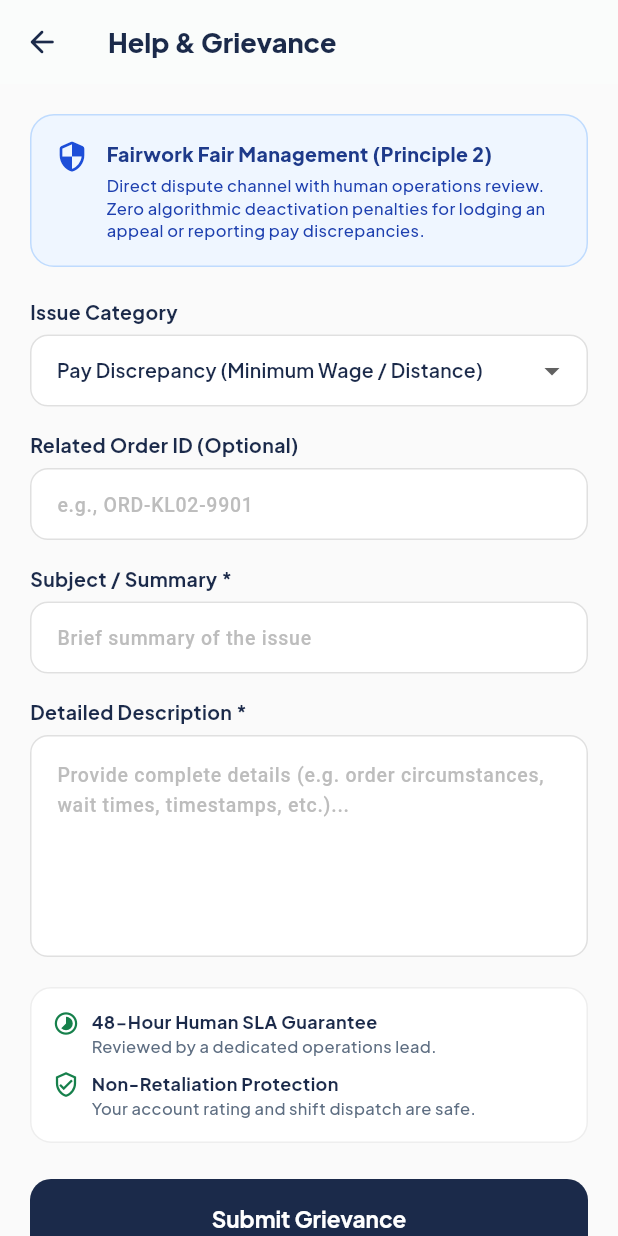
After one commit to rai04han/FairDrop, a Flutter app: the GrievanceScreen screen opened by its route, on a phone screen of 412 x 824 dp. The commit adds this screen. Run offline on Flutter 3.47's test engine with Material 3 defaults, Android fonts, the phone set to English and light mode, and no system bars; our stand-ins replace fl_chart, flutter_map, flutter_secure_storage, google_fonts, latlong2, shared_preferences; accounts and stored records are empty.

Commit message:
feat(T24): implement Grievance & Dispute Resolution Form (Screen 24, FR-50)

```diff
--- a/core-service/package.json
+++ b/core-service/package.json
@@ -5,7 +5,7 @@
   "main": "src/server.js",
   "scripts": {
     "start": "node src/server.js",
-    "test": "node --test --test-concurrency=1 tests/auth.test.js tests/orders.test.js tests/zones.test.js tests/riders.test.js tests/restaurants.test.js",
+    "test": "node --test --test-concurrency=1 tests/auth.test.js tests/orders.test.js tests/zones.test.js tests/riders.test.js tests/restaurants.test.js tests/grievances.test.js",
     "seed": "node ../scripts/seed.js"
   },
   "keywords": [],
--- a/fairdrop_app/lib/main.dart
+++ b/fairdrop_app/lib/main.dart
@@ -52,6 +52,7 @@ import 'screens/restaurant/menu_management_screen.dart'; // Screen 17 (FR-62, FR
 import 'screens/restaurant/add_edit_menu_item_screen.dart'; // Screen 18 (FR-63)
 import 'screens/restaurant/restaurant_orders_screen.dart'; // Screen 19 (FR-65, FR-66, FR-69)
 import 'screens/customer/customer_order_history_screen.dart'; // Screen 22 (FR-61)
+import 'screens/grievance_screen.dart'; // Screen 24 (FR-50)
 import 'services/core_api_service.dart';
 
 // ============================================================================
@@ -125,6 +126,7 @@ class FairDropApp extends StatelessWidget {
         '/restaurant/menu/add':          (context) => const AddEditMenuItemScreen(),
         '/restaurant/orders':            (context) => const RestaurantOrdersScreen(),
         '/rider-signup':                 (context) => const RiderSignupScreen(),
+        '/grievance':                    (context) => const GrievanceScreen(),
       },
     );
   }
--- /dev/null
+++ b/fairdrop_app/lib/screens/grievance_screen.dart
@@ -0,0 +1,542 @@
+// ============================================================================
+// FairDrop — Grievance & Dispute Resolution Screen (Screen 24, FR-50)
+// ============================================================================
+// PRD Feature: FR-50 (Grievance / Feedback form posting to core-service)
+// Fairwork Principles: Fair Management P2 (Worker Voice & Appeal Mechanism)
+// ============================================================================
+
+import 'package:flutter/material.dart';
+import 'package:google_fonts/google_fonts.dart';
+import '../config/theme.dart';
+import '../services/core_api_service.dart';
+
+class GrievanceScreen extends StatefulWidget {
+  final Future<Map<String, dynamic>> Function({
+    required String category,
+    String? orderId,
+    required String subject,
+    required String description,
+  })? onSubmitGrievance;
+  final String? initialCategory;
+  final String? initialOrderId;
+  final String? initialSubject;
+  final String? initialDescription;
+
+  const GrievanceScreen({
+    super.key,
+    this.onSubmitGrievance,
+    this.initialCategory,
+    this.initialOrderId,
+    this.initialSubject,
+    this.initialDescription,
+  });
+
+  @override
+  State<GrievanceScreen> createState() => _GrievanceScreenState();
+}
+
+class _GrievanceScreenState extends State<GrievanceScreen> {
+  final _formKey = GlobalKey<FormState>();
+  late String _selectedCategory;
+  late final TextEditingController _orderIdController;
+  late final TextEditingController _subjectController;
+  late final TextEditingController _descriptionController;
+
+  bool _isSubmitting = false;
+  String? _errorMessage;
+
+  static const List<String> categories = [
+    'Pay Discrepancy (Minimum Wage / Distance)',
+    'Wait Time Compensation',
+    'Out-of-Zone / GPS Routing',
+    'Safety & Equipment Concern',
+    'App Bug / Technical Issue',
+    'General Feedback',
+  ];
+
+  @override
+  void initState() {
+    super.initState();
+    _selectedCategory = widget.initialCategory ?? categories.first;
+    _orderIdController = TextEditingController(text: widget.initialOrderId ?? '');
+    _subjectController = TextEditingController(text: widget.initialSubject ?? '');
+    _descriptionController = TextEditingController(text: widget.initialDescription ?? '');
+  }
+
+  @override
+  void dispose() {
+    _orderIdController.dispose();
+    _subjectController.dispose();
+    _descriptionController.dispose();
+    super.dispose();
+  }
+
+  Future<void> _submitForm() async {
+    if (!_formKey.currentState!.validate()) return;
+
+    setState(() {
+      _isSubmitting = true;
+      _errorMessage = null;
+    });
+
+    try {
+      final category = _selectedCategory;
+      final orderId = _orderIdController.text.trim();
+      final subject = _subjectController.text.trim();
+      final description = _descriptionController.text.trim();
+
+      Map<String, dynamic> result;
+      if (widget.onSubmitGrievance != null) {
+        result = await widget.onSubmitGrievance!(
+          category: category,
+          orderId: orderId.isNotEmpty ? orderId : null,
+          subject: subject,
+          description: description,
+        );
+      } else {
+        result = await CoreApiService.submitGrievance(
+          category: category,
+          orderId: orderId.isNotEmpty ? orderId : null,
+          subject: subject,
+          description: description,
+        );
+      }
+
+      if (mounted) {
+        setState(() {
+          _isSubmitting = false;
+        });
+
+        final caseId = result['case_id'] ??
+            result['grievance']?['case_id'] ??
+            'GRV-${DateTime.now().millisecondsSinceEpoch.toString().substring(7)}';
+
+        _showSuccessDialog(caseId);
+      }
+    } catch (e) {
+      if (mounted) {
+        setState(() {
+          _isSubmitting = false;
+          _errorMessage = e.toString().replaceFirst('Exception: ', '');
+        });
+      }
+    }
+  }
+
+  void _showSuccessDialog(String caseId) {
+    showDialog(
+      context: context,
+      barrierDismissible: false,
+      builder: (ctx) => AlertDialog(
+        shape: RoundedRectangleBorder(borderRadius: BorderRadius.circular(20)),
+        title: Row(
+          children: [
+            const Icon(Icons.check_circle_rounded, color: FairDropColors.brandGreen, size: 28),
+            const SizedBox(width: 10),
+            Text(
+              'Grievance Lodged',
+              style: GoogleFonts.plusJakartaSans(
+                fontWeight: FontWeight.w800,
+                color: FairDropColors.brandNavy,
+              ),
+            ),
+          ],
+        ),
+        content: Column(
+          mainAxisSize: MainAxisSize.min,
+          crossAxisAlignment: CrossAxisAlignment.start,
+          children: [
+            Text(
+              'Your grievance has been safely logged with human operations review.',
+              style: GoogleFonts.plusJakartaSans(fontSize: 13, color: Colors.grey.shade700),
+            ),
+            const SizedBox(height: 14),
+            Container(
+              padding: const EdgeInsets.symmetric(horizontal: 14, vertical: 10),
+              decoration: BoxDecoration(
+                color: FairDropColors.mintBg,
+                borderRadius: BorderRadius.circular(10),
+                border: Border.all(color: FairDropColors.brandGreen.withValues(alpha: 0.3)),
+              ),
+              child: Row(
+                children: [
+                  const Icon(Icons.confirmation_number_outlined, size: 20, color: FairDropColors.brandGreen),
+                  const SizedBox(width: 8),
+                  Column(
+                    crossAxisAlignment: CrossAxisAlignment.start,
+                    children: [
+                      const Text(
+                        'CASE REFERENCE ID',
+                        style: TextStyle(fontSize: 10, fontWeight: FontWeight.w800, color: FairDropColors.brandGreen),
+                      ),
+                      Text(
+                        caseId,
+                        style: GoogleFonts.plusJakartaSans(
+                          fontSize: 15,
+                          fontWeight: FontWeight.w900,
+                          color: FairDropColors.brandNavy,
+                        ),
+                      ),
+                    ],
+                  ),
+                ],
+              ),
+            ),
+            const SizedBox(height: 12),
+            Text(
+              'Resolution SLA: Within 48 hours. You will receive an SMS and email notification.',
+              style: TextStyle(fontSize: 11, color: Colors.grey.shade600),
+            ),
+          ],
+        ),
+        actions: [
+          FilledButton(
+            key: const Key('grievance_done_button'),
+            onPressed: () {
+              Navigator.pop(ctx);
+              Navigator.pop(context);
+            },
+            style: FilledButton.styleFrom(
+              backgroundColor: FairDropColors.brandGreen,
+              shape: const StadiumBorder(),
+            ),
+            child: const Text('Return to Profile'),
+          ),
+        ],
+      ),
+    );
+  }
+
+  @override
+  Widget build(BuildContext context) {
+    return Scaffold(
+      backgroundColor: Colors.grey.shade50,
+      appBar: AppBar(
+        backgroundColor: Colors.white,
+        elevation: 0.5,
+        leading: IconButton(
+          icon: const Icon(Icons.arrow_back_rounded, color: FairDropColors.brandNavy),
+          onPressed: () => Navigator.pop(context),
+        ),
+        title: Text(
+          'Help & Grievance',
+          style: GoogleFonts.plusJakartaSans(
+            fontSize: 18,
+            fontWeight: FontWeight.w800,
+            color: FairDropColors.brandNavy,
+          ),
+        ),
+      ),
+      body: SafeArea(
+        child: SingleChildScrollView(
+          padding: const EdgeInsets.all(20),
+          child: Form(
+            key: _formKey,
+            child: Column(
+              crossAxisAlignment: CrossAxisAlignment.stretch,
+              children: [
+                // ── Fairwork Principle 2 Banner ──────────────────────────────
+                Container(
+                  padding: const EdgeInsets.all(16),
+                  decoration: BoxDecoration(
+                    color: const Color(0xFFEFF6FF),
+                    borderRadius: BorderRadius.circular(16),
+                    border: Border.all(color: const Color(0xFFBFDBFE)),
+                  ),
+                  child: Row(
+                    crossAxisAlignment: CrossAxisAlignment.start,
+                    children: [
+                      const Icon(Icons.security_rounded, color: Color(0xFF1D4ED8), size: 22),
+                      const SizedBox(width: 12),
+                      Expanded(
+                        child: Column(
+                          crossAxisAlignment: CrossAxisAlignment.start,
+                          children: [
+                            Text(
+                              'Fairwork Fair Management (Principle 2)',
+                              style: GoogleFonts.plusJakartaSans(
+                                fontSize: 13,
+                                fontWeight: FontWeight.w800,
+                                color: const Color(0xFF1E3A8A),
+                              ),
+                            ),
+                            const SizedBox(height: 4),
+                            Text(
+                              'Direct dispute channel with human operations review. Zero algorithmic deactivation penalties for lodging an appeal or reporting pay discrepancies.',
+                              style: GoogleFonts.plusJakartaSans(
+                                fontSize: 11,
+                                height: 1.4,
+                                color: const Color(0xFF1E40AF),
+                              ),
+                            ),
+                          ],
+                        ),
+                      ),
+                    ],
+                  ),
+                ),
+                const SizedBox(height: 20),
+
+                // ── Error Banner if any ──────────────────────────────────────
+                if (_errorMessage != null) ...[
+                  Container(
+                    padding: const EdgeInsets.all(12),
+                    decoration: BoxDecoration(
+                      color: Colors.red.shade50,
+                      borderRadius: BorderRadius.circular(10),
+                      border: Border.all(color: Colors.red.shade200),
+                    ),
+                    child: Row(
+                      children: [
+                        const Icon(Icons.error_outline, color: Colors.red, size: 20),
+                        const SizedBox(width: 8),
+                        Expanded(
+                          child: Text(
+                            _errorMessage!,
+                            style: const TextStyle(fontSize: 12, color: Colors.red),
+                          ),
+                        ),
+                      ],
+                    ),
+                  ),
+                  const SizedBox(height: 16),
+                ],
+
+                // ── Category Dropdown Field ──────────────────────────────────
+                Text(
+                  'Issue Category',
+                  style: GoogleFonts.plusJakartaSans(
+                    fontSize: 13,
+                    fontWeight: FontWeight.w700,
+                    color: FairDropColors.brandNavy,
+                  ),
+                ),
+                const SizedBox(height: 6),
+                DropdownButtonFormField<String>(
+                  key: const Key('grievance_category_dropdown'),
+                  initialValue: _selectedCategory,
+                  decoration: InputDecoration(
+                    contentPadding: const EdgeInsets.symmetric(horizontal: 14, vertical: 12),
+                    filled: true,
+                    fillColor: Colors.white,
+                    border: OutlineInputBorder(
+                      borderRadius: BorderRadius.circular(12),
+                      borderSide: BorderSide(color: Colors.grey.shade300),
+                    ),
+                    enabledBorder: OutlineInputBorder(
+                      borderRadius: BorderRadius.circular(12),
+                      borderSide: BorderSide(color: Colors.grey.shade300),
+                    ),
+                  ),
+                  items: categories.map((cat) {
+                    return DropdownMenuItem<String>(
+                      value: cat,
+                      child: Text(
+                        cat,
+                        style: GoogleFonts.plusJakartaSans(fontSize: 13),
+                        overflow: TextOverflow.ellipsis,
+                      ),
+                    );
+                  }).toList(),
+                  onChanged: (val) {
+                    if (val != null) {
+                      setState(() {
+                        _selectedCategory = val;
+                      });
+                    }
+                  },
+                ),
+                const SizedBox(height: 16),
+
+                // ── Optional Order ID ────────────────────────────────────────
+                Text(
+                  'Related Order ID (Optional)',
+                  style: GoogleFonts.plusJakartaSans(
+                    fontSize: 13,
+                    fontWeight: FontWeight.w700,
+                    color: FairDropColors.brandNavy,
+                  ),
+                ),
+                const SizedBox(height: 6),
+                TextFormField(
+                  key: const Key('grievance_order_id_field'),
+                  controller: _orderIdController,
+                  decoration: InputDecoration(
+                    hintText: 'e.g., ORD-KL02-9901',
+                    hintStyle: TextStyle(color: Colors.grey.shade400, fontSize: 13),
+                    contentPadding: const EdgeInsets.symmetric(horizontal: 14, vertical: 12),
+                    filled: true,
+                    fillColor: Colors.white,
+                    border: OutlineInputBorder(
+                      borderRadius: BorderRadius.circular(12),
+                      borderSide: BorderSide(color: Colors.grey.shade300),
+                    ),
+                    enabledBorder: OutlineInputBorder(
+                      borderRadius: BorderRadius.circular(12),
+                      borderSide: BorderSide(color: Colors.grey.shade300),
+                    ),
+                  ),
+                ),
+                const SizedBox(height: 16),
+
+                // ── Subject Field ───────────────────────────────────────────
+                Text(
+                  'Subject / Summary *',
+                  style: GoogleFonts.plusJakartaSans(
+                    fontSize: 13,
+                    fontWeight: FontWeight.w700,
+                    color: FairDropColors.brandNavy,
+                  ),
+                ),
+                const SizedBox(height: 6),
+                TextFormField(
+                  key: const Key('grievance_subject_field'),
+                  controller: _subjectController,
+                  validator: (val) {
+                    if (val == null || val.trim().isEmpty) {
+                      return 'Please provide a subject summary';
+                    }
+                    return null;
+                  },
+                  decoration: InputDecoration(
+                    hintText: 'Brief summary of the issue',
+                    hintStyle: TextStyle(color: Colors.grey.shade400, fontSize: 13),
+                    contentPadding: const EdgeInsets.symmetric(horizontal: 14, vertical: 12),
+                    filled: true,
+                    fillColor: Colors.white,
+                    border: OutlineInputBorder(
+                      borderRadius: BorderRadius.circular(12),
+                      borderSide: BorderSide(color: Colors.grey.shade300),
+                    ),
+                    enabledBorder: OutlineInputBorder(
+                      borderRadius: BorderRadius.circular(12),
+                      borderSide: BorderSide(color: Colors.grey.shade300),
+                    ),
+                  ),
+                ),
+                const SizedBox(height: 16),
+
+                // ── Description Field ───────────────────────────────────────
+                Text(
+                  'Detailed Description *',
+                  style: GoogleFonts.plusJakartaSans(
+                    fontSize: 13,
+                    fontWeight: FontWeight.w700,
+                    color: FairDropColors.brandNavy,
+                  ),
+                ),
+                const SizedBox(height: 6),
+                TextFormField(
+                  key: const Key('grievance_description_field'),
+                  controller: _descriptionController,
+                  maxLines: 5,
+                  validator: (val) {
+                    if (val == null || val.trim().isEmpty) {
+                      return 'Please describe the issue in detail';
+                    }
+                    if (val.trim().length < 10) {
+                      return 'Description should be at least 10 characters';
+                    }
+                    return null;
+                  },
+                  decoration: InputDecoration(
+                    hintText: 'Provide complete details (e.g. order circumstances, wait times, timestamps, etc.)...',
+                    hintStyle: TextStyle(color: Colors.grey.shade400, fontSize: 13),
+                    contentPadding: const EdgeInsets.all(14),
+                    filled: true,
+                    fillColor: Colors.white,
+                    border: OutlineInputBorder(
+                      borderRadius: BorderRadius.circular(12),
+                      borderSide: BorderSide(color: Colors.grey.shade300),
+                    ),
+                    enabledBorder: OutlineInputBorder(
+                      borderRadius: BorderRadius.circular(12),
+                      borderSide: BorderSide(color: Colors.grey.shade300),
+                    ),
+                  ),
+                ),
+                const SizedBox(height: 20),
+
+                // ── Fairwork Commitments Checklist ──────────────────────────
+                Container(
+                  padding: const EdgeInsets.all(14),
+                  decoration: BoxDecoration(
+                    color: Colors.white,
+                    borderRadius: BorderRadius.circular(14),
+                    border: Border.all(color: Colors.grey.shade200),
+                  ),
+                  child: Column(
+                    children: [
+                      _slaItem(Icons.timelapse_rounded, '48-Hour Human SLA Guarantee', 'Reviewed by a dedicated operations lead.'),
+                      const SizedBox(height: 8),
+                      _slaItem(Icons.verified_user_outlined, 'Non-Retaliation Protection', 'Your account rating and shift dispatch are safe.'),
+                    ],
+                  ),
+                ),
+                const SizedBox(height: 24),
+
+                // ── Submit Button ───────────────────────────────────────────
+                FilledButton(
+                  key: const Key('grievance_submit_button'),
+                  onPressed: _isSubmitting ? null : _submitForm,
+                  style: FilledButton.styleFrom(
+                    backgroundColor: FairDropColors.brandNavy,
+                    minimumSize: const Size.fromHeight(52),
+                    shape: RoundedRectangleBorder(borderRadius: BorderRadius.circular(14)),
+                  ),
+                  child: _isSubmitting
+                      ? const SizedBox(
+                          height: 20,
+                          width: 20,
+                          child: CircularProgressIndicator(color: Colors.white, strokeWidth: 2.5),
+                        )
+                      : Text(
+                          'Submit Grievance',
+                          style: GoogleFonts.plusJakartaSans(
+                            fontSize: 15,
+                            fontWeight: FontWeight.w700,
+                            color: Colors.white,
+                          ),
+                        ),
+                ),
+                const SizedBox(height: 20),
+              ],
+            ),
+          ),
+        ),
+      ),
+    );
+  }
+
+  Widget _slaItem(IconData icon, String title, String subtitle) {
+    return Row(
+      crossAxisAlignment: CrossAxisAlignment.start,
+      children: [
+        Icon(icon, color: FairDropColors.brandGreen, size: 18),
+        const SizedBox(width: 8),
+        Expanded(
+          child: Column(
+            crossAxisAlignment: CrossAxisAlignment.start,
+            children: [
+              Text(
+                title,
+                style: GoogleFonts.plusJakartaSans(
+                  fontSize: 12,
+                  fontWeight: FontWeight.w700,
+                  color: FairDropColors.brandNavy,
+                ),
+              ),
+              Text(
+                subtitle,
+                style: GoogleFonts.plusJakartaSans(
+                  fontSize: 11,
+                  color: FairDropColors.slateMuted,
+                ),
+              ),
+            ],
+          ),
+        ),
+      ],
+    );
+  }
+}
--- a/fairdrop_app/lib/screens/profile_screen.dart
+++ b/fairdrop_app/lib/screens/profile_screen.dart
@@ -592,7 +592,7 @@ class _ProfileScreenState extends State<ProfileScreen> {
                                   icon: Icons.help_outline_rounded,
                                   title: 'Help & Grievance',
                                   subtitle: 'Direct Dispute Resolution',
-                                  onTap: () {},
+                                  onTap: () => Navigator.pushNamed(context, '/grievance'),
                                 ),
                               ],
                             ),
--- a/fairdrop_app/lib/services/core_api_service.dart
+++ b/fairdrop_app/lib/services/core_api_service.dart
@@ -468,4 +468,47 @@ class CoreApiService {
     if (response.statusCode == 200) return data;
     throw _handleError(response.statusCode, data);
   }
+
+  // ── Grievance & Feedback (FR-50) ──────────────────────────────────────────
+
+  /// POST /api/grievances — submits grievance/feedback item (FR-50)
+  static Future<Map<String, dynamic>> submitGrievance({
+    required String category,
+    String? orderId,
+    required String subject,
+    required String description,
+  }) async {
+    final headers = await _authHeaders();
+    final body = <String, dynamic>{
+      'category': category,
+      'subject': subject,
+      'description': description,
+    };
+    if (orderId != null && orderId.trim().isNotEmpty) {
+      body['order_id'] = orderId.trim();
+    }
+
+    final response = await _withTimeout(http.post(
+      Uri.parse('$_baseUrl/api/grievances'),
+      headers: headers,
+      body: jsonEncode(body),
+    ));
+
+    final data = jsonDecode(response.body) as Map<String, dynamic>;
+    if (response.statusCode == 200 || response.statusCode == 201) return data;
+    throw _handleError(response.statusCode, data);
+  }
+
+  /// GET /api/grievances — fetches user's submitted grievances
+  static Future<Map<String, dynamic>> getGrievances() async {
+    final headers = await _authHeaders();
+    final response = await _withTimeout(http.get(
+      Uri.parse('$_baseUrl/api/grievances'),
+      headers: headers,
+    ));
+
+    final data = jsonDecode(response.body) as Map<String, dynamic>;
+    if (response.statusCode == 200) return data;
+    throw _handleError(response.statusCode, data);
+  }
 }
```
Also changed, not shown: 7 other files.
